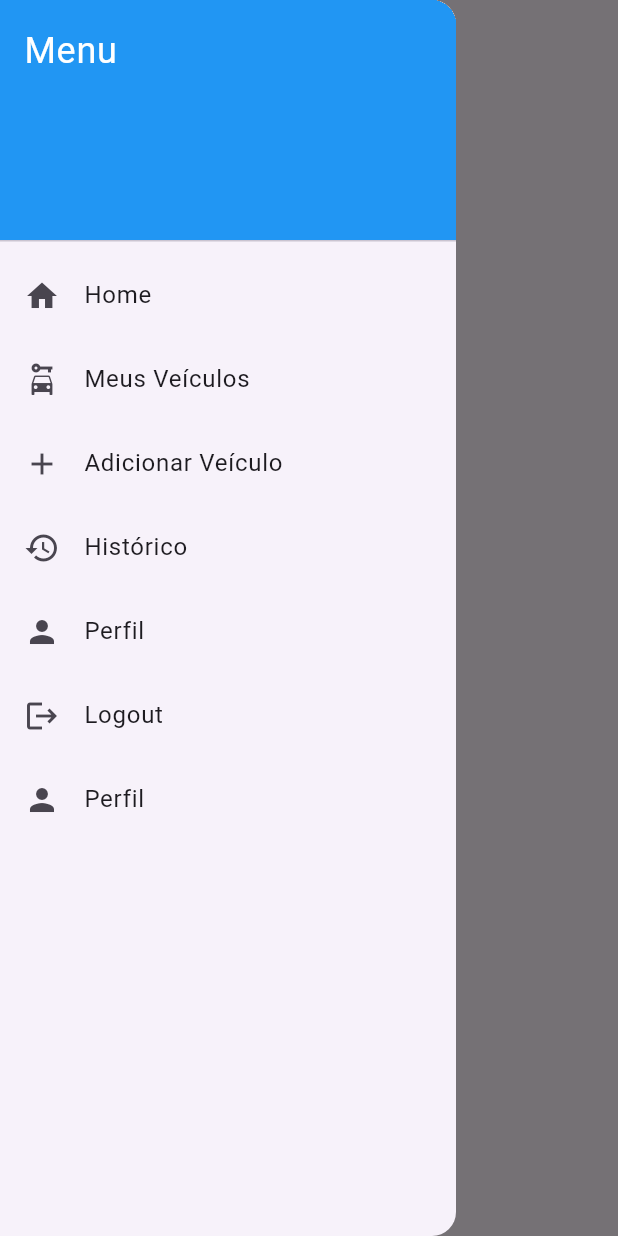
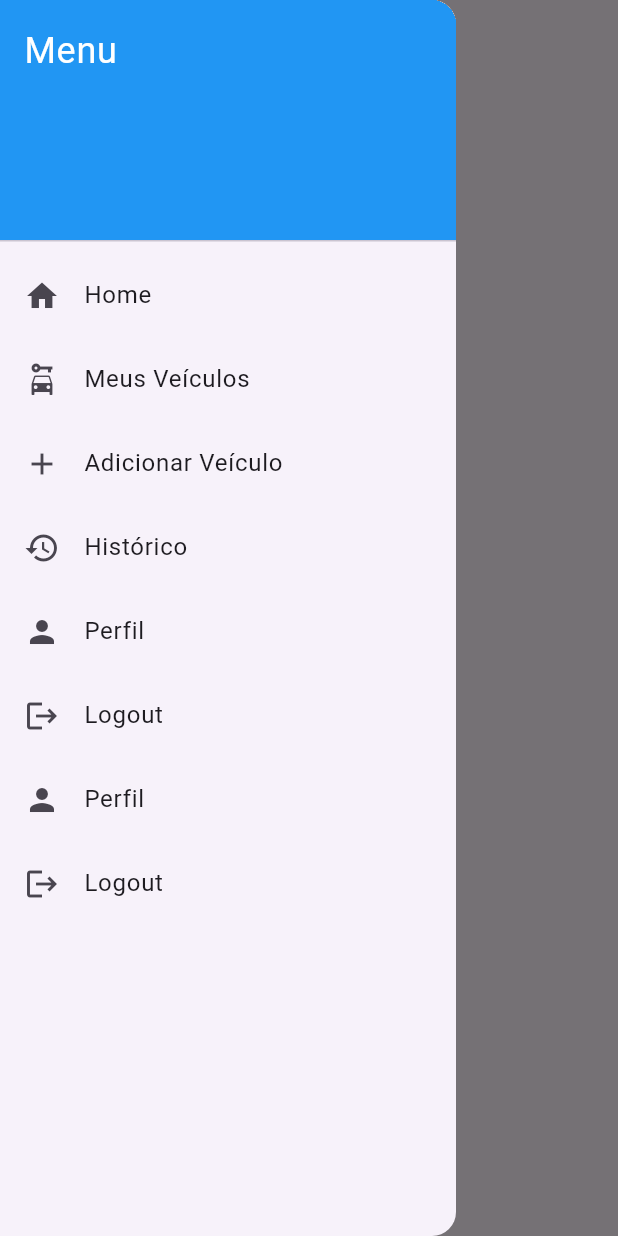
Before and after one commit to xxfellas/controle-abastecimento, a Flutter app: the HomePage screen opened directly, with the side drawer open, on a phone screen of 412 x 824 dp. Run offline on Flutter 3.47's test engine with Material 3 defaults, Android fonts, the phone set to English and light mode, and no system bars; our stand-ins replace cloud_firestore, firebase_auth, firebase_core; accounts and stored records are empty.

Commit message:
Add files via upload

```diff
--- a/lib/screens/vehicles/vehicle_list.dart
+++ b/lib/screens/vehicles/vehicle_list.dart
@@ -1,4 +1,5 @@
 import 'package:flutter/material.dart';
+import 'package:provaandreabastecimento/screens/vehicles/vehicle_details.dart';
 import '../../services/database_service.dart';
 import '../../models/vehicle.dart';
 
--- a/lib/services/auth_service.dart
+++ b/lib/services/auth_service.dart
@@ -18,4 +18,12 @@ class AuthService {
       print('Erro ao cadastrar: $e');
     }
   }
+  Future<void> logout() async {
+    try {
+      await _auth.signOut();
+    } catch (e) {
+      print('Erro ao fazer logout: $e');
+    }
+  }
+
 }
--- a/lib/widgets/drawer_menu.dart
+++ b/lib/widgets/drawer_menu.dart
@@ -1,4 +1,6 @@
 import 'package:flutter/material.dart';
+import 'package:provaandreabastecimento/screens/profile.dart';
+import '../services/auth_service.dart';
 
 class DrawerMenu extends StatelessWidget {
   @override
@@ -66,6 +68,14 @@ class DrawerMenu extends StatelessWidget {
               );
             },
           ),
+          ListTile(
+            leading: Icon(Icons.logout),
+            title: Text('Logout'),
+            onTap: () async {
+              await AuthService().logout();
+              Navigator.pushReplacementNamed(context, '/login');
+            },
+          ),
         ],
       ),
     );
```
